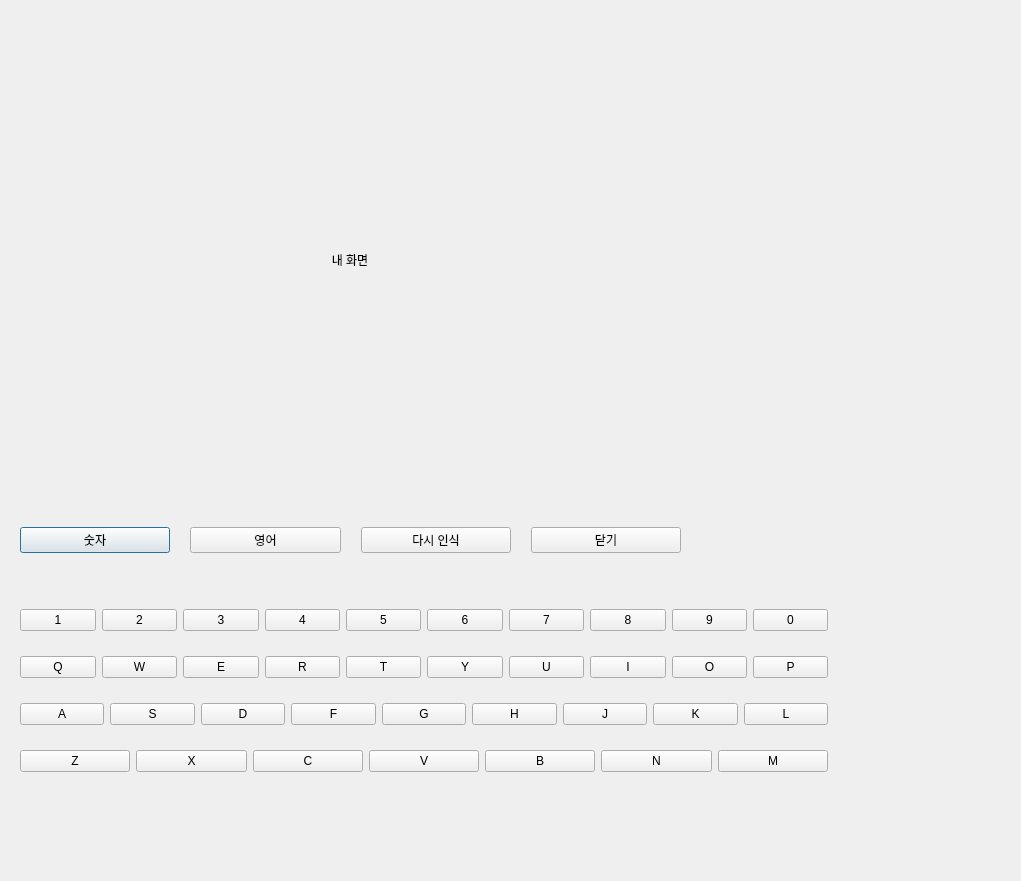
This is SLT/ui/improve.ui in qpdh/Sign-Language-Translation as Qt 5 draws it before an edit. The edited form follows.
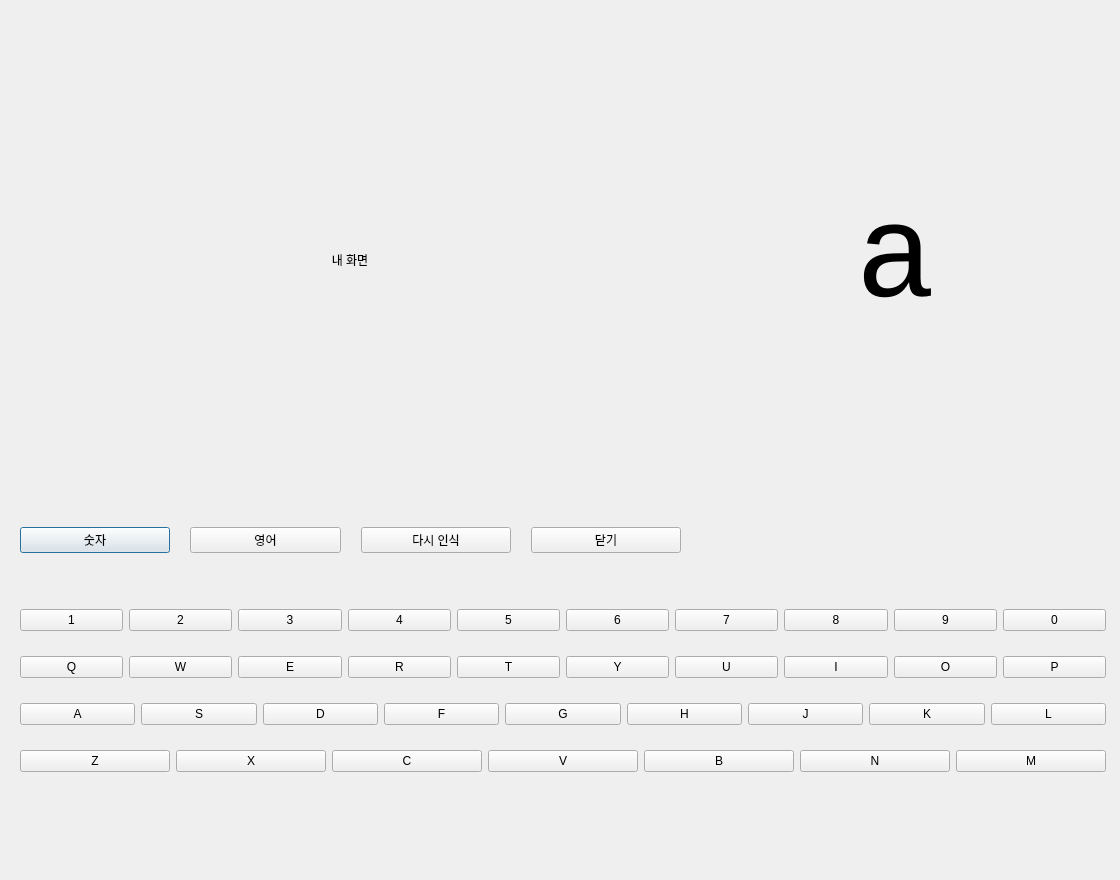
This is the edited form.

```diff
--- a/SLT/ui/improve.ui
+++ b/SLT/ui/improve.ui
@@ -6,8 +6,8 @@
    <rect>
     <x>0</x>
     <y>0</y>
-    <width>1021</width>
-    <height>881</height>
+    <width>1120</width>
+    <height>880</height>
    </rect>
   </property>
   <property name="windowTitle">
@@ -80,7 +80,7 @@
     <rect>
      <x>20</x>
      <y>590</y>
-     <width>808</width>
+     <width>1086</width>
      <height>201</height>
     </rect>
    </property>
@@ -358,6 +358,28 @@
     </item>
    </layout>
   </widget>
+  <widget class="QLabel" name="label_result">
+   <property name="geometry">
+    <rect>
+     <x>770</x>
+     <y>130</y>
+     <width>251</width>
+     <height>261</height>
+    </rect>
+   </property>
+   <property name="font">
+    <font>
+     <family>Consolas</family>
+     <pointsize>100</pointsize>
+    </font>
+   </property>
+   <property name="text">
+    <string>a</string>
+   </property>
+   <property name="alignment">
+    <set>Qt::AlignCenter</set>
+   </property>
+  </widget>
  </widget>
  <resources/>
  <connections/>
```
